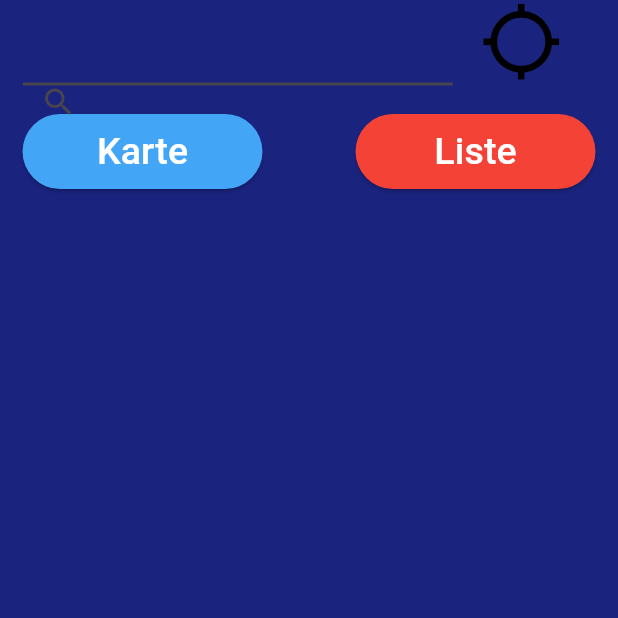
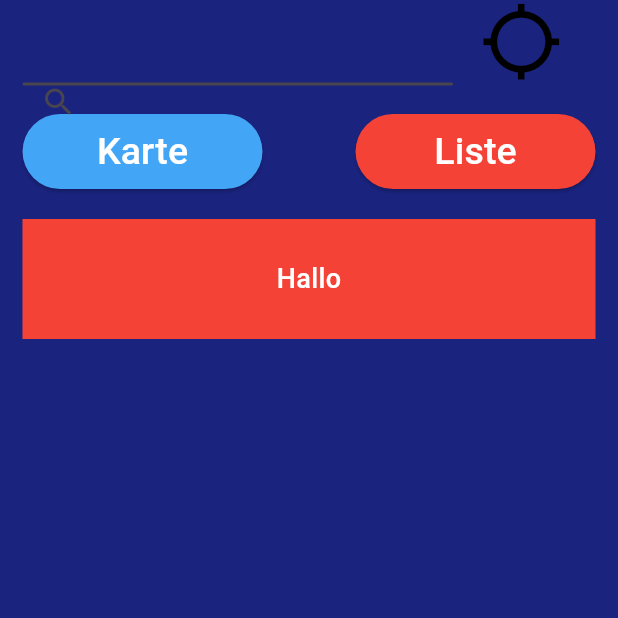
Before and after one commit to TBueldt/hydrantenfinder, a Flutter app: the Liste screen opened directly, after a tap on "Karte", on a phone screen of 412 x 824 dp, the top half of it. Run offline on Flutter 3.47's test engine with Material 3 defaults, Android fonts, the phone set to English and light mode, and no system bars.

Commit message:
Erstellung der Schnellzugriffblöcke

```diff
--- a/lib/main.dart
+++ b/lib/main.dart
@@ -1,8 +1,8 @@
 import 'package:flutter/material.dart';
 
-void main() => runApp(MaterialApp(home: Karten()));
+void main() => runApp(MaterialApp(home: Karte()));
 
-class Karten extends StatelessWidget {
+class Karte extends StatelessWidget {
   @override
   Widget build(BuildContext context) {
     return Scaffold(
@@ -71,6 +71,30 @@ class Karten extends StatelessWidget {
                 ),
               ),
             ),
+            Positioned(
+              top: 90.0,
+              left: 15.0,
+              child: GestureDetector(
+                onTap: () {
+                  // Aktion für den roten Block hier
+                },
+                child: Container(
+                  width: MediaQuery.of(context).size.width - 30,
+                  height: 80,
+                  color: Colors.red,
+                  child: Center(
+                    child: Text(
+                      'Hallo',
+                      style: TextStyle(
+                        fontSize: 18.0,
+                        fontWeight: FontWeight.w500,
+                        color: Colors.white,
+                      ),
+                    ),
+                  ),
+                ),
+              ),
+            ),
           ],
         ),
       ),
@@ -113,7 +137,7 @@ class Liste extends StatelessWidget {
                 onPressed: () {
                   Navigator.push(
                       context,
-                      MaterialPageRoute(builder: (context) => Karten()),
+                      MaterialPageRoute(builder: (context) => Karte()),
                   );
                 },
 
@@ -148,11 +172,130 @@ class Liste extends StatelessWidget {
                 ),
               ),
             ),
-          ],
+            Positioned(
+              top: 90.0,
+              left: 15.0,
+              child: GestureDetector(
+                onTap: () {
+                  // Aktion für den roten Block hier
+                },
+                child: Container(
+                  width: MediaQuery.of(context).size.width - 30,
+                  height: 80,
+                  color: Colors.red,
+                  child: Center(
+                    child: Text(
+                      'Hallo',
+                      style: TextStyle(
+                        fontSize: 18.0,
+                        fontWeight: FontWeight.w500,
+                        color: Colors.white,
+                      ),
+                    ),
+                  ),
+                ),
+              ),
+            ),
+            Positioned(
+              top: 195.0,
+              left: 15.0,
+              child: GestureDetector(
+                onTap: () {
+                  // Aktion für den roten Block hier
+                },
+                child: Container(
+                  width: MediaQuery.of(context).size.width - 30,
+                  height: 80,
+                  color: Colors.red,
+                  child: Center(
+                    child: Text(
+                      'Hallo',
+                      style: TextStyle(
+                        fontSize: 18.0,
+                        fontWeight: FontWeight.w500,
+                        color: Colors.white,
+                      ),
+                    ),
+                  ),
+                ),
+              ),
+            ),
+            Positioned(
+              top: 300.0,
+              left: 15.0,
+              child: GestureDetector(
+                onTap: () {
+                  // Aktion für den roten Block hier
+                },
+                child: Container(
+                  width: MediaQuery.of(context).size.width - 30,
+                  height: 80,
+                  color: Colors.red,
+                  child: Center(
+                    child: Text(
+                      'Hallo',
+                      style: TextStyle(
+                        fontSize: 18.0,
+                        fontWeight: FontWeight.w500,
+                        color: Colors.white,
+                      ),
+                    ),
+                  ),
+                ),
+              ),
+            ),
+            Positioned(
+              top: 405.0,
+              left: 15.0,
+              child: GestureDetector(
+                onTap: () {
+                  // Aktion für den roten Block hier
+                },
+                child: Container(
+                  width: MediaQuery.of(context).size.width - 30,
+                  height: 80,
+                  color: Colors.red,
+                  child: Center(
+                    child: Text(
+                      'Hallo',
+                      style: TextStyle(
+                        fontSize: 18.0,
+                        fontWeight: FontWeight.w500,
+                        color: Colors.white,
+                      ),
+                    ),
+                  ),
+                ),
+              ),
+            ),
+            Positioned(
+              top: 510.0,
+              left: 15.0,
+              child: GestureDetector(
+                onTap: () {
+                  // Aktion für den roten Block hier
+                },
+                child: Container(
+                  width: MediaQuery.of(context).size.width - 30,
+                  height: 80,
+                  color: Colors.red,
+                  child: Center(
+                    child: Text(
+                      'Hallo',
+                      style: TextStyle(
+                        fontSize: 18.0,
+                        fontWeight: FontWeight.w500,
+                        color: Colors.white,
+                      ),
+                    ),
+                  ),
+                ),
+              ),
+            ),
+          ]
         ),
       ),
     );
-    ;
   }
 }
 
```
